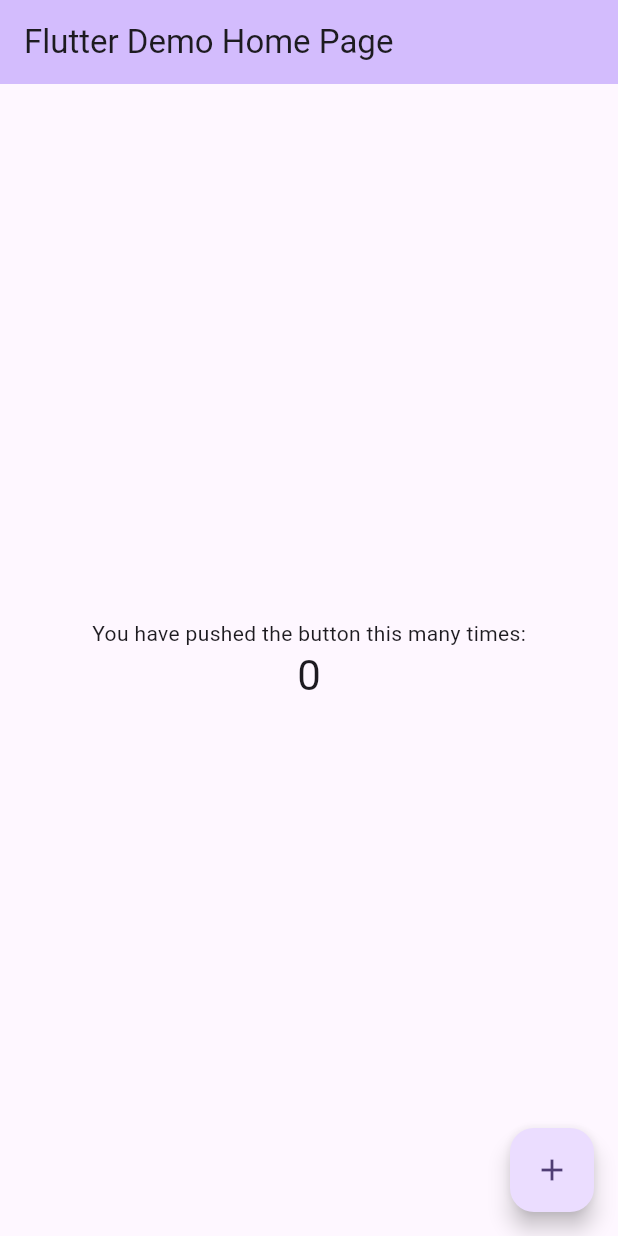
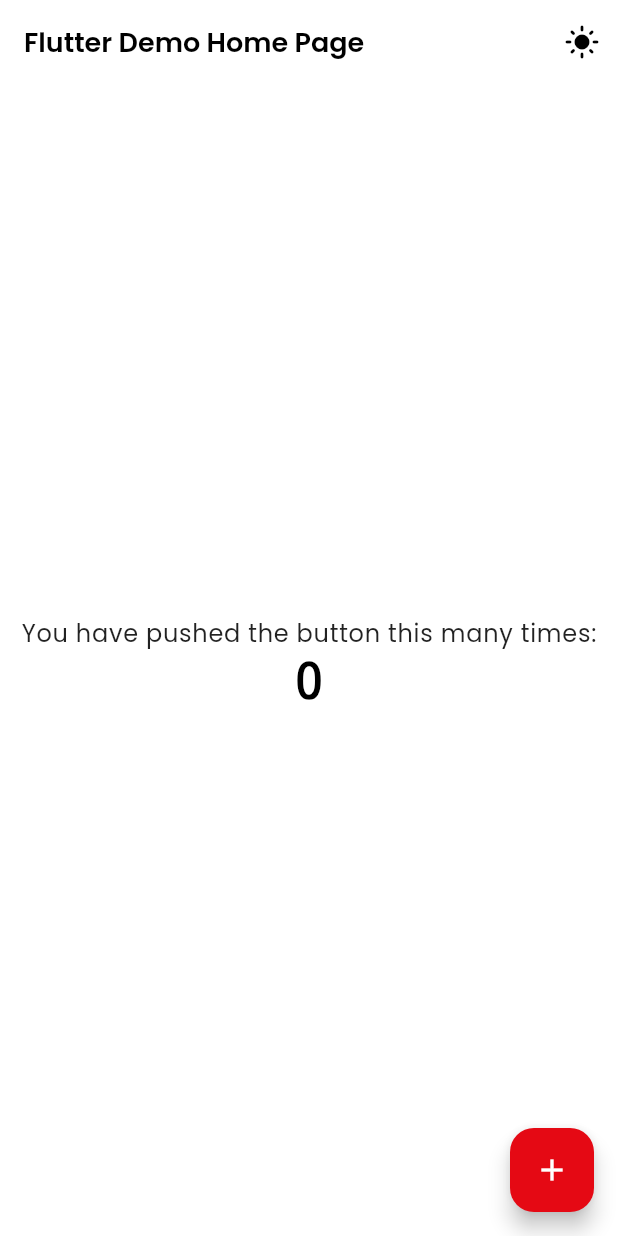
Before and after one commit to APP-iOS7/Vibes, a Flutter app: the screen it shows after launch, on a phone screen of 412 x 824 dp. Run offline on Flutter 3.47's test engine with Material 3 defaults, Android fonts, the phone set to English and light mode, and no system bars; our stand-ins replace google_fonts.

Commit message:
테스트 메인 코드 Provider 적용 및 테마 테스트트

```diff
--- a/lib/main.dart
+++ b/lib/main.dart
@@ -1,7 +1,24 @@
 import 'package:flutter/material.dart';
+import 'package:kls_project/model/ChangeThemeMode.dart';
+import 'package:kls_project/theme/theme.dart';
+import 'package:kls_project/viewModel/theme_initialze.dart';
+import 'package:provider/provider.dart';
 
 void main() {
-  runApp(const MyApp());
+  runApp(
+    MultiProvider(
+      providers: [
+        // 확장을 위해 멀티 Provider 사용
+        ChangeNotifierProvider(create: (_) => ChangeThemeMode()),
+      ],
+      child: ThemeInitialze(
+        // ThemeInitialze 커스텀 위젯을 통해 Theme 테마 가져옵니다
+        child: Consumer<ChangeThemeMode>(
+          builder: (context, changeMode, child) => const MyApp(),
+        ),
+      ),
+    ),
+  );
 }
 
 class MyApp extends StatelessWidget {
@@ -12,24 +29,7 @@ class MyApp extends StatelessWidget {
   Widget build(BuildContext context) {
     return MaterialApp(
       title: 'Flutter Demo',
-      theme: ThemeData(
-        // This is the theme of your application.
-        //
-        // TRY THIS: Try running your application with "flutter run". You'll see
-        // the application has a purple toolbar. Then, without quitting the app,
-        // try changing the seedColor in the colorScheme below to Colors.green
-        // and then invoke "hot reload" (save your changes or press the "hot
-        // reload" button in a Flutter-supported IDE, or press "r" if you used
-        // the command line to start the app).
-        //
-        // Notice that the counter didn't reset back to zero; the application
-        // state is not lost during the reload. To reset the state, use hot
-        // restart instead.
-        //
-        // This works for code too, not just values: Most code changes can be
-        // tested with just a hot reload.
-        colorScheme: ColorScheme.fromSeed(seedColor: Colors.deepPurple),
-      ),
+      theme: Provider.of<ChangeThemeMode>(context).themeData,
       home: const MyHomePage(title: 'Flutter Demo Home Page'),
     );
   }
@@ -83,7 +83,19 @@ class _MyHomePageState extends State<MyHomePage> {
         backgroundColor: Theme.of(context).colorScheme.inversePrimary,
         // Here we take the value from the MyHomePage object that was created by
         // the App.build method, and use it to set our appbar title.
-        title: Text(widget.title),
+        title:
+            Text(widget.title, style: Theme.of(context).textTheme.titleLarge),
+        actions: [
+          IconButton(
+            onPressed:
+                Provider.of<ChangeThemeMode>(context).toggleBrightnessMode,
+            icon: Icon(
+              Provider.of<ChangeThemeMode>(context).themeData == whiteMode()
+                  ? Icons.light_mode_rounded
+                  : Icons.dark_mode_rounded,
+            ),
+          )
+        ],
       ),
       body: Center(
         // Center is a layout widget. It takes a single child and positions it
@@ -104,10 +116,13 @@ class _MyHomePageState extends State<MyHomePage> {
           // wireframe for each widget.
           mainAxisAlignment: MainAxisAlignment.center,
           children: <Widget>[
-            const Text('You have pushed the button this many times:'),
+            Text(
+              'You have pushed the button this many times:',
+              style: Theme.of(context).textTheme.bodyLarge,
+            ),
             Text(
               '$_counter',
-              style: Theme.of(context).textTheme.headlineMedium,
+              style: Theme.of(context).textTheme.displayLarge,
             ),
           ],
         ),
```
